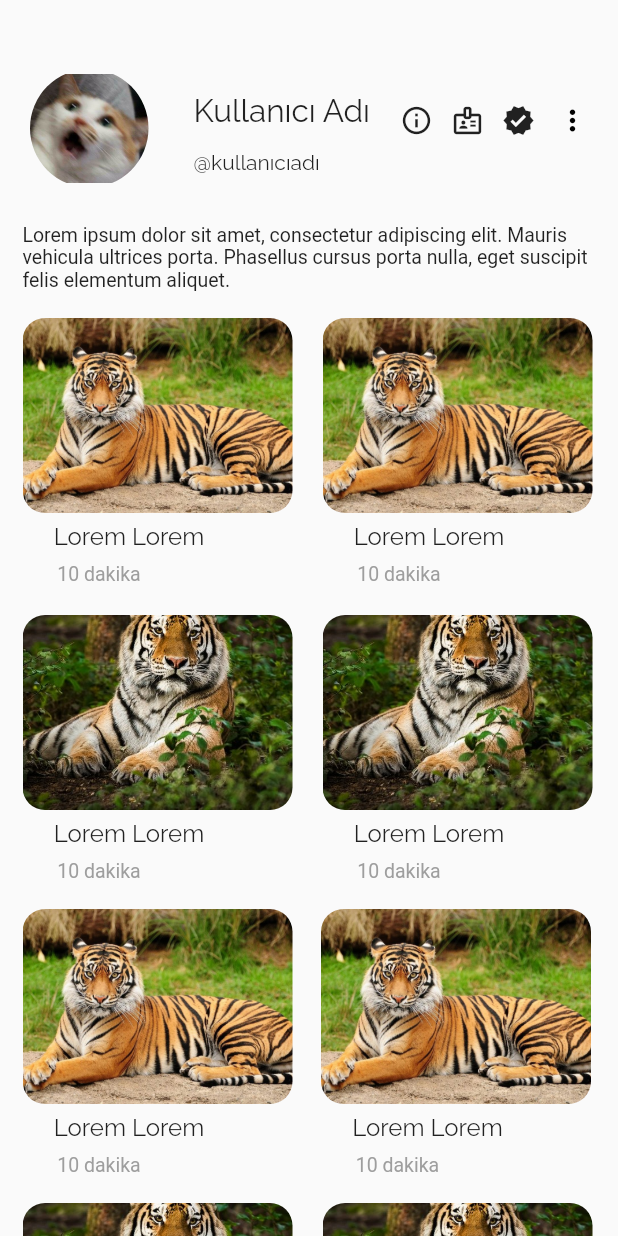
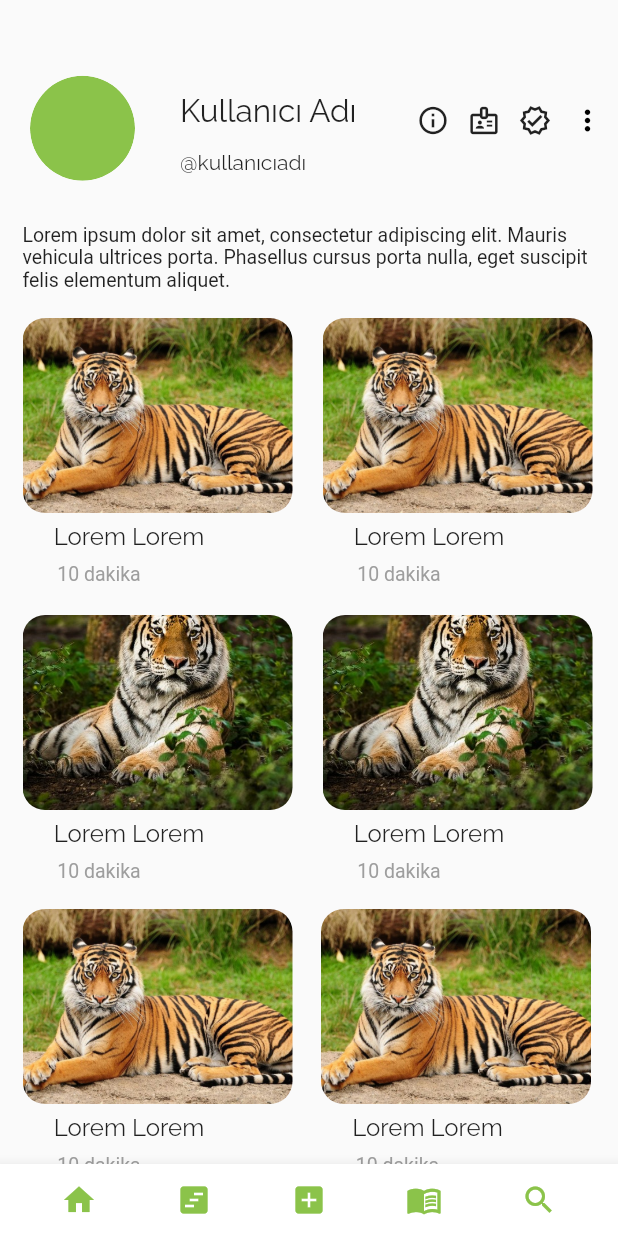
Before and after one commit to bootcamp-f-38/f-38-uygulama, a Flutter app: the screen it shows after launch, after a tap on "Profil", on a phone screen of 412 x 824 dp. Run offline on Flutter 3.47's test engine with Material 2 defaults, Android fonts, the phone set to English and light mode, and no system bars; our stand-ins replace carousel_slider, google_fonts; network calls fail.

Commit message:
obscureText ve BottomAppBar eklendi

```diff
--- a/lib/pages/profile_page.dart
+++ b/lib/pages/profile_page.dart
@@ -16,12 +16,53 @@ class _ProfilePageState extends State<ProfilePage> {
   bool isContainerOpen = false;
   bool isSwitched = false;
   Color _labelColor = Colors.black;
+  bool obscureText = true;
 
   @override
   Widget build(BuildContext context) {
     return MaterialApp(home: Builder(
       builder: (BuildContext context) {
         return Scaffold(
+          bottomNavigationBar: BottomAppBar(
+            child: Row(children: [
+              Spacer(),
+              IconButton(
+                  onPressed: () {},
+                  icon: Icon(
+                    Icons.home,
+                    color: Colors.lightGreen,
+                  )),
+              Spacer(),
+              IconButton(
+                  onPressed: () {
+                    Navigator.push(
+                      context,
+                      MaterialPageRoute(builder: (context) => ProfilePage()),
+                    );
+                  },
+                  icon: Icon(Icons.view_timeline, color: Colors.lightGreen)),
+              Spacer(),
+              IconButton(
+                  onPressed: () {},
+                  icon: Icon(Icons.add_box, color: Colors.lightGreen)),
+              Spacer(),
+              IconButton(
+                  onPressed: () {},
+                  icon: Icon(
+                    Icons.menu_book_outlined,
+                    color: Colors.lightGreen,
+                  )),
+              Spacer(),
+              IconButton(
+                onPressed: () {},
+                icon: Icon(
+                  Icons.search_outlined,
+                  color: Colors.lightGreen,
+                ),
+              ),
+              Spacer(),
+            ]),
+          ),
           body: SingleChildScrollView(
             child: Center(
               child: Column(
@@ -33,10 +74,64 @@ class _ProfilePageState extends State<ProfilePage> {
                         padding: const EdgeInsets.only(
                             right: 30.0, top: 30, left: 20.0),
                         child: ClipOval(
-                          child: Image.asset(
-                            "images/kedi.jpg",
-                            width: 79,
-                            height: 79,
+                          child: Stack(
+                            children: [
+                              CircleAvatar(
+                                radius: 35,
+                                backgroundColor: Colors.lightGreen,
+                              ),
+                              Positioned.fill(
+                                child: Material(
+                                  color: Colors.transparent,
+                                  child: InkWell(
+                                    onTap: () {
+                                      showDialog(
+                                        context: context,
+                                        builder: (BuildContext context) {
+                                          return AlertDialog(
+                                            shape: RoundedRectangleBorder(
+                                              borderRadius:
+                                                  BorderRadius.circular(20.0),
+                                            ),
+                                            contentPadding:
+                                                EdgeInsets.all(20.0),
+                                            content: Container(
+                                              width: 280,
+                                              height: 280,
+                                              child: Column(
+                                                mainAxisAlignment:
+                                                    MainAxisAlignment.center,
+                                                children: [
+                                                  CircleAvatar(
+                                                    radius: 100,
+                                                    backgroundColor:
+                                                        Colors.lightGreen,
+                                                    child: Icon(
+                                                      Icons.camera_alt,
+                                                      size: 80,
+                                                      color: Colors.white,
+                                                    ),
+                                                  ),
+                                                  SizedBox(height: 35),
+                                                  Text(
+                                                    "Yeni Profil Resmi Ekle",
+                                                    style: TextStyle(
+                                                      fontFamily: 'Raleway',
+                                                      fontSize: 16,
+                                                      color: Colors.lightGreen,
+                                                    ),
+                                                  ),
+                                                ],
+                                              ),
+                                            ),
+                                          );
+                                        },
+                                      );
+                                    },
+                                  ),
+                                ),
+                              ),
+                            ],
                           ),
                         ),
                       ),
@@ -48,7 +143,8 @@ class _ProfilePageState extends State<ProfilePage> {
                             child: Row(
                               children: [
                                 Padding(
-                                  padding: const EdgeInsets.only(top: 28.0),
+                                  padding: const EdgeInsets.only(
+                                      top: 28.0, right: 20),
                                   child: Text(
                                     'Kullanıcı Adı',
                                     style: TextStyle(
@@ -74,16 +170,22 @@ class _ProfilePageState extends State<ProfilePage> {
                                 Padding(
                                   padding:
                                       EdgeInsets.only(top: 40.0, left: 12.0),
-                                  child: Icon(
-                                    Icons.verified,
-                                    size: 22.0,
+                                  child: GestureDetector(
+                                    onTap: () {
+                                      // Tıklama işlemlerini burada gerçekleştirin
+                                      print("Icona tıklandı!");
+                                    },
+                                    child: Icon(
+                                      Icons.verified_outlined,
+                                      size: 22.0,
+                                    ),
                                   ),
                                 ),
 
                                 //profie setting page için
                                 Padding(
                                   padding:
-                                      EdgeInsets.only(top: 40.0, left: 5.0),
+                                      EdgeInsets.only(top: 40.0, left: 4.0),
                                   child: Container(
                                     width: 40.0,
                                     height: 40.0,
@@ -282,6 +384,8 @@ class _ProfilePageState extends State<ProfilePage> {
                                                           children: [
                                                             Expanded(
                                                               child: TextField(
+                                                                obscureText:
+                                                                    obscureText,
                                                                 decoration:
                                                                     InputDecoration(
                                                                   labelText:
@@ -310,13 +414,21 @@ class _ProfilePageState extends State<ProfilePage> {
                                                             ),
                                                             IconButton(
                                                               icon: Icon(
-                                                                Icons
-                                                                    .visibility_outlined,
+                                                                obscureText
+                                                                    ? Icons
+                                                                        .visibility_outlined
+                                                                    : Icons
+                                                                        .visibility_off_outlined, // Göz simgesi, şifre görünürken veya gizliyken değişsin
                                                                 color: Colors
                                                                     .black,
                                                                 size: 19,
                                                               ),
-                                                              onPressed: () {},
+                                                              onPressed: () {
+                                                                setState(() {
+                                                                  obscureText =
+                                                                      !obscureText; // Şifre görünürlüğünü değiştir
+                                                                });
+                                                              },
                                                             ),
                                                           ],
                                                         ),
```
